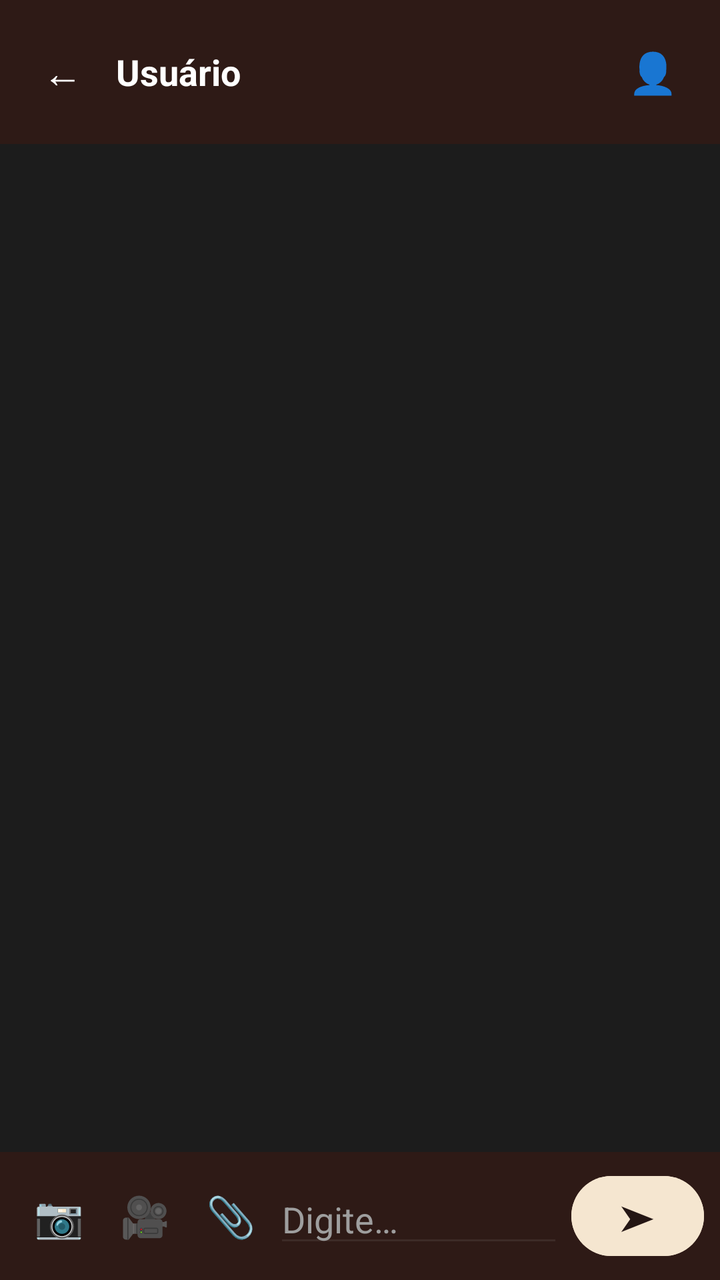
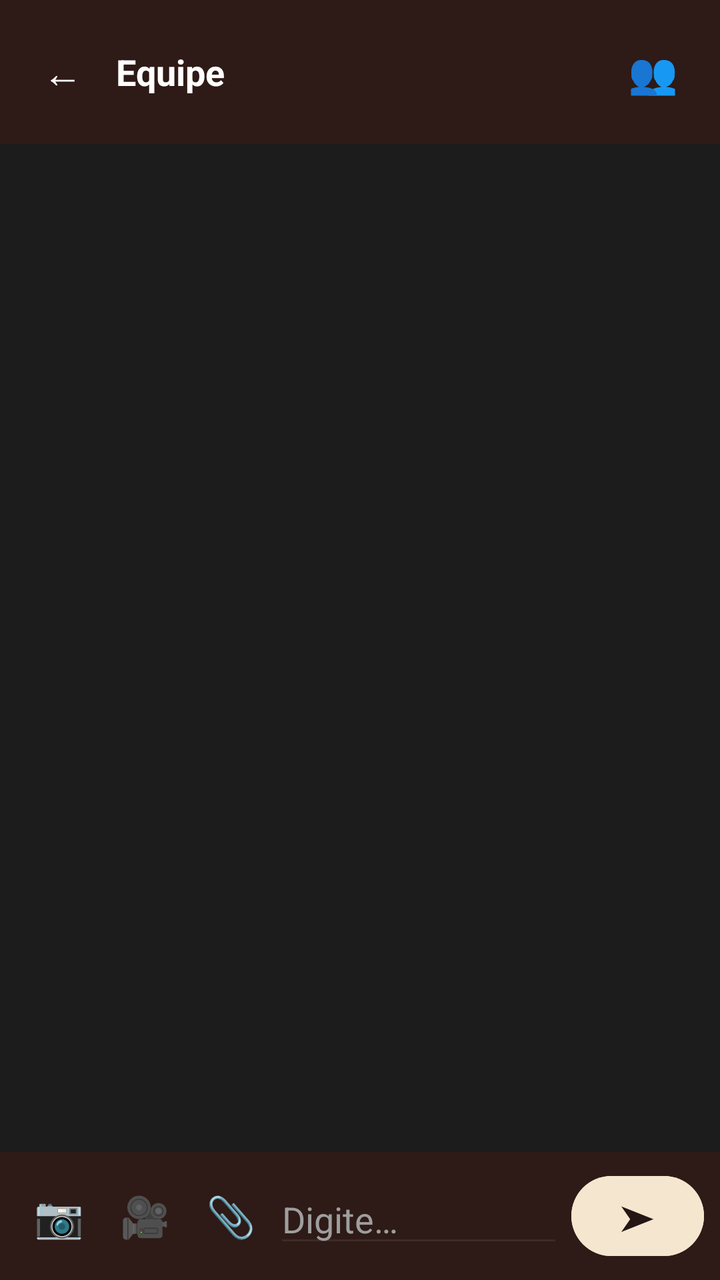

Two renders of the same Android screen: before a commit and after it. Below are the layout's source before the change and the commit's diff.
<!-- AndroidManifest.xml: application theme Theme.CTR -->
<!-- res/layout/activity_chat_equipe.xml -->
<?xml version="1.0" encoding="utf-8"?>
<androidx.constraintlayout.widget.ConstraintLayout xmlns:android="http://schemas.android.com/apk/res/android"
    xmlns:app="http://schemas.android.com/apk/res-auto"
    android:layout_width="match_parent"
    android:layout_height="match_parent"
    android:background="@color/bg_primary"
    android:fitsSystemWindows="true">

    
    <LinearLayout
        android:id="@+id/headerChat"
        android:layout_width="match_parent"
        android:layout_height="wrap_content"
        android:background="@color/bg_surface_light"
        android:gravity="center_vertical"
        android:orientation="horizontal"
        android:padding="12dp"
        app:layout_constraintTop_toTopOf="parent">

        <Button
            android:id="@+id/btnVoltarChat"
            style="@style/Widget.MaterialComponents.Button.TextButton"
            android:layout_width="wrap_content"
            android:layout_height="wrap_content"
            android:minWidth="0dp"
            android:contentDescription="@string/acessibilidade_voltar"
            android:text="←"
            android:textColor="@color/text_primary"
            android:textSize="20sp" />

        <LinearLayout
            android:layout_width="0dp"
            android:layout_height="wrap_content"
            android:layout_marginStart="8dp"
            android:layout_weight="1"
            android:orientation="vertical">

            <TextView
                android:id="@+id/txtNomeOutro"
                android:layout_width="match_parent"
                android:layout_height="wrap_content"
                android:text="@string/chat_placeholder_usuario"
                android:textColor="@color/text_primary"
                android:textSize="18sp"
                android:textStyle="bold" />

            <TextView
                android:id="@+id/txtDigitando"
                android:layout_width="match_parent"
                android:layout_height="wrap_content"
                android:text=""
                android:textColor="@color/accent"
                android:textSize="12sp"
                android:textStyle="italic"
                android:visibility="gone" />

        </LinearLayout>

        <Button
            android:id="@+id/btnVerPerfil"
            style="@style/Widget.MaterialComponents.Button.TextButton"
            android:layout_width="wrap_content"
            android:layout_height="wrap_content"
            android:minWidth="0dp"
            android:contentDescription="@string/acessibilidade_perfil"
            android:text="👤"
            android:textSize="20sp" />

    </LinearLayout>

    
    <androidx.recyclerview.widget.RecyclerView
        android:id="@+id/recyclerMensagens"
        android:layout_width="match_parent"
        android:layout_height="0dp"
        android:clipToPadding="false"
        android:padding="12dp"
        app:layout_constraintBottom_toTopOf="@+id/containerRespondendo"
        app:layout_constraintTop_toBottomOf="@+id/headerChat" />

    
    <LinearLayout
        android:id="@+id/containerRespondendo"
        android:layout_width="match_parent"
        android:layout_height="wrap_content"
        android:background="@color/bg_surface_hover"
        android:orientation="horizontal"
        android:padding="8dp"
        android:visibility="gone"
        app:layout_constraintBottom_toTopOf="@+id/containerInput">

        <View
            android:layout_width="4dp"
            android:layout_height="match_parent"
            android:background="@color/accent" />

        <LinearLayout
            android:layout_width="0dp"
            android:layout_height="wrap_content"
            android:layout_marginStart="8dp"
            android:layout_weight="1"
            android:orientation="vertical">

            <TextView
                android:id="@+id/txtRespondendoA"
                android:layout_width="wrap_content"
                android:layout_height="wrap_content"
                android:text="@string/chat_respondendo_a_placeholder"
                android:textColor="@color/accent"
                android:textSize="12sp"
                android:textStyle="bold" />

            <TextView
                android:id="@+id/txtTextoRespondendo"
                android:layout_width="match_parent"
                android:layout_height="wrap_content"
                android:layout_marginTop="2dp"
                android:ellipsize="end"
                android:maxLines="1"
                android:text="@string/chat_placeholder_mensagem"
                android:textColor="@color/text_secondary"
                android:textSize="12sp" />

        </LinearLayout>

        <Button
            android:id="@+id/btnCancelarResposta"
            style="@style/Widget.MaterialComponents.Button.TextButton"
            android:layout_width="wrap_content"
            android:layout_height="wrap_content"
            android:minWidth="0dp"
            android:padding="8dp"
            android:contentDescription="@string/acessibilidade_cancelar_resposta"
            android:text="✕"
            android:textColor="@color/text_secondary"
            android:textSize="18sp" />

    </LinearLayout>

    
    <LinearLayout
        android:id="@+id/containerInput"
        android:layout_width="match_parent"
        android:layout_height="wrap_content"
        android:background="@color/bg_surface_light"
        android:gravity="center_vertical"
        android:orientation="horizontal"
        android:padding="8dp"
        app:layout_constraintBottom_toBottomOf="parent">

        <Button
            android:id="@+id/btnEnviarFoto"
            style="@style/Widget.MaterialComponents.Button.TextButton"
            android:layout_width="wrap_content"
            android:layout_height="wrap_content"
            android:minWidth="0dp"
            android:contentDescription="@string/acessibilidade_enviar_foto"
            android:text="📷"
            android:textSize="20sp" />

        <Button
            android:id="@+id/btnEnviarVideo"
            style="@style/Widget.MaterialComponents.Button.TextButton"
            android:layout_width="wrap_content"
            android:layout_height="wrap_content"
            android:minWidth="0dp"
            android:contentDescription="@string/acessibilidade_enviar_video"
            android:text="🎥"
            android:textSize="20sp" />

        <Button
            android:id="@+id/btnEnviarArquivo"
            style="@style/Widget.MaterialComponents.Button.TextButton"
            android:layout_width="wrap_content"
            android:layout_height="wrap_content"
            android:minWidth="0dp"
            android:contentDescription="@string/acessibilidade_enviar_arquivo"
            android:text="📎"
            android:textSize="20sp" />

        <EditText
            android:id="@+id/edtMensagem"
            android:layout_width="0dp"
            android:layout_height="wrap_content"
            android:layout_weight="1"
            android:backgroundTint="@color/bg_surface_hover"
            android:hint="@string/chat_hint_digite"
            android:textColor="@color/text_primary"
            android:textColorHint="@color/text_secondary"
            android:inputType="textMultiLine|textCapSentences"
            android:maxLines="8"
            android:maxHeight="150dp"
            android:minLines="1"
            android:scrollHorizontally="false" />

        <Button
            android:id="@+id/btnEnviar"
            android:layout_width="wrap_content"
            android:layout_height="wrap_content"
            android:layout_marginStart="4dp"
            android:backgroundTint="@color/accent"
            android:minWidth="0dp"
            android:contentDescription="@string/acessibilidade_enviar_mensagem"
            android:text="➤"
            android:textColor="@color/accent_dark"
            android:textSize="18sp" />

    </LinearLayout>

</androidx.constraintlayout.widget.ConstraintLayout>
<!-- resources referenced by this layout -->
<resources>
  <color name="accent">#F5E6D0</color>
  <color name="accent_dark">#241614</color>
  <color name="bg_primary">#1C1C1C</color>
  <color name="bg_surface_hover">#3D2B27</color>
  <color name="bg_surface_light">#2E1A16</color>
  <color name="text_primary">#FFFFFF</color>
  <color name="text_secondary">#9E9E9E</color>
  <string name="acessibilidade_cancelar_resposta">Cancelar resposta</string>
  <string name="acessibilidade_enviar_arquivo">Enviar arquivo</string>
  <string name="acessibilidade_enviar_foto">Enviar foto</string>
  <string name="acessibilidade_enviar_mensagem">Enviar mensagem</string>
  <string name="acessibilidade_enviar_video">Enviar vídeo</string>
  <string name="acessibilidade_perfil">Ver perfil</string>
  <string name="acessibilidade_voltar">Voltar</string>
  <string name="chat_hint_digite">Digite…</string>
  <string name="chat_placeholder_mensagem">Mensagem</string>
  <string name="chat_placeholder_usuario">Usuário</string>
  <string name="chat_respondendo_a_placeholder">Respondendo a…</string>
  <style name="Theme.CTR" parent="Theme.MaterialComponents.DayNight.NoActionBar">
          <item name="colorPrimary">#3D2B27</item>
          <item name="colorPrimaryVariant">#2E1A16</item>
          <item name="colorOnPrimary">@android:color/white</item>
          <item name="colorSecondary">#F5E6D0</item>
          <item name="colorSecondaryVariant">#3D2B27</item>
          <item name="colorOnSecondary">#241614</item>
          <item name="android:windowBackground">#1C1C1C</item>
          <item name="android:statusBarColor">#1C1C1C</item>
          <item name="android:navigationBarColor">#1C1C1C</item>
          <item name="android:textColor">@android:color/white</item>
          <item name="android:windowSoftInputMode">adjustResize</item>
      </style>
</resources>

<!-- the commit's change to res/layout/activity_chat_equipe.xml (unified diff, before → after) -->
@@ -8,7 +8,7 @@
 
     
     <LinearLayout
-        android:id="@+id/headerChat"
+        android:id="@+id/headerChatEquipe"
         android:layout_width="match_parent"
         android:layout_height="wrap_content"
         android:background="@color/bg_surface_light"
@@ -18,7 +18,7 @@
         app:layout_constraintTop_toTopOf="parent">
 
         <Button
-            android:id="@+id/btnVoltarChat"
+            android:id="@+id/btnVoltarChatEquipe"
             style="@style/Widget.MaterialComponents.Button.TextButton"
             android:layout_width="wrap_content"
             android:layout_height="wrap_content"
@@ -36,18 +36,22 @@
             android:orientation="vertical">
 
             <TextView
-                android:id="@+id/txtNomeOutro"
+                android:id="@+id/txtNomeEquipeChat"
                 android:layout_width="match_parent"
                 android:layout_height="wrap_content"
-                android:text="@string/chat_placeholder_usuario"
+                android:ellipsize="end"
+                android:maxLines="1"
+                android:text="@string/equipe_default_nome"
                 android:textColor="@color/text_primary"
                 android:textSize="18sp"
                 android:textStyle="bold" />
 
             <TextView
-                android:id="@+id/txtDigitando"
+                android:id="@+id/txtDigitandoEquipe"
                 android:layout_width="match_parent"
                 android:layout_height="wrap_content"
+                android:ellipsize="end"
+                android:maxLines="1"
                 android:text=""
                 android:textColor="@color/accent"
                 android:textSize="12sp"
@@ -57,37 +61,37 @@
         </LinearLayout>
 
         <Button
-            android:id="@+id/btnVerPerfil"
-            style="@style/Widget.MaterialComponents.Button.TextButton"
-            android:layout_width="wrap_content"
-            android:layout_height="wrap_content"
-            android:minWidth="0dp"
-            android:contentDescription="@string/acessibilidade_perfil"
-            android:text="👤"
+            android:id="@+id/btnVerGrupos"
+            style="@style/Widget.MaterialComponents.Button.TextButton"
+            android:layout_width="wrap_content"
+            android:layout_height="wrap_content"
+            android:minWidth="0dp"
+            android:contentDescription="@string/acessibilidade_grupos"
+            android:text="👥"
             android:textSize="20sp" />
 
     </LinearLayout>
 
     
     <androidx.recyclerview.widget.RecyclerView
-        android:id="@+id/recyclerMensagens"
+        android:id="@+id/recyclerMensagensEquipe"
         android:layout_width="match_parent"
         android:layout_height="0dp"
         android:clipToPadding="false"
         android:padding="12dp"
-        app:layout_constraintBottom_toTopOf="@+id/containerRespondendo"
-        app:layout_constraintTop_toBottomOf="@+id/headerChat" />
+        app:layout_constraintBottom_toTopOf="@+id/containerRespondendoEquipe"
+        app:layout_constraintTop_toBottomOf="@+id/headerChatEquipe" />
 
     
     <LinearLayout
-        android:id="@+id/containerRespondendo"
+        android:id="@+id/containerRespondendoEquipe"
         android:layout_width="match_parent"
         android:layout_height="wrap_content"
         android:background="@color/bg_surface_hover"
         android:orientation="horizontal"
         android:padding="8dp"
         android:visibility="gone"
-        app:layout_constraintBottom_toTopOf="@+id/containerInput">
+        app:layout_constraintBottom_toTopOf="@+id/containerInputEquipe">
 
         <View
             android:layout_width="4dp"
@@ -102,7 +106,7 @@
             android:orientation="vertical">
 
             <TextView
-                android:id="@+id/txtRespondendoA"
+                android:id="@+id/txtRespondendoAEquipe"
                 android:layout_width="wrap_content"
                 android:layout_height="wrap_content"
                 android:text="@string/chat_respondendo_a_placeholder"
@@ -111,7 +115,7 @@
                 android:textStyle="bold" />
 
             <TextView
-                android:id="@+id/txtTextoRespondendo"
+                android:id="@+id/txtTextoRespondendoEquipe"
                 android:layout_width="match_parent"
                 android:layout_height="wrap_content"
                 android:layout_marginTop="2dp"
@@ -124,7 +128,7 @@
         </LinearLayout>
 
         <Button
-            android:id="@+id/btnCancelarResposta"
+            android:id="@+id/btnCancelarRespostaEquipe"
             style="@style/Widget.MaterialComponents.Button.TextButton"
             android:layout_width="wrap_content"
             android:layout_height="wrap_content"
@@ -139,7 +143,7 @@
 
     
     <LinearLayout
-        android:id="@+id/containerInput"
+        android:id="@+id/containerInputEquipe"
         android:layout_width="match_parent"
         android:layout_height="wrap_content"
         android:background="@color/bg_surface_light"
@@ -149,7 +153,7 @@
         app:layout_constraintBottom_toBottomOf="parent">
 
         <Button
-            android:id="@+id/btnEnviarFoto"
+            android:id="@+id/btnEnviarFotoEquipe"
             style="@style/Widget.MaterialComponents.Button.TextButton"
             android:layout_width="wrap_content"
             android:layout_height="wrap_content"
@@ -159,7 +163,7 @@
             android:textSize="20sp" />
 
         <Button
-            android:id="@+id/btnEnviarVideo"
+            android:id="@+id/btnEnviarVideoEquipe"
             style="@style/Widget.MaterialComponents.Button.TextButton"
             android:layout_width="wrap_content"
             android:layout_height="wrap_content"
@@ -169,7 +173,7 @@
             android:textSize="20sp" />
 
         <Button
-            android:id="@+id/btnEnviarArquivo"
+            android:id="@+id/btnEnviarArquivoEquipe"
             style="@style/Widget.MaterialComponents.Button.TextButton"
             android:layout_width="wrap_content"
             android:layout_height="wrap_content"
@@ -179,7 +183,7 @@
             android:textSize="20sp" />
 
         <EditText
-            android:id="@+id/edtMensagem"
+            android:id="@+id/edtMensagemEquipe"
             android:layout_width="0dp"
             android:layout_height="wrap_content"
             android:layout_weight="1"
@@ -194,7 +198,7 @@
             android:scrollHorizontally="false" />
 
         <Button
-            android:id="@+id/btnEnviar"
+            android:id="@+id/btnEnviarMensagemEquipe"
             android:layout_width="wrap_content"
             android:layout_height="wrap_content"
             android:layout_marginStart="4dp"
<!-- resource entries referenced after the edit -->
@@ -12,12 +12,12 @@
   <string name="acessibilidade_enviar_foto">Enviar foto</string>
   <string name="acessibilidade_enviar_mensagem">Enviar mensagem</string>
   <string name="acessibilidade_enviar_video">Enviar vídeo</string>
-  <string name="acessibilidade_perfil">Ver perfil</string>
+  <string name="acessibilidade_grupos">Ver grupos</string>
   <string name="acessibilidade_voltar">Voltar</string>
   <string name="chat_hint_digite">Digite…</string>
   <string name="chat_placeholder_mensagem">Mensagem</string>
-  <string name="chat_placeholder_usuario">Usuário</string>
   <string name="chat_respondendo_a_placeholder">Respondendo a…</string>
+  <string name="equipe_default_nome">Equipe</string>
   <style name="Theme.CTR" parent="Theme.MaterialComponents.DayNight.NoActionBar">
           <item name="colorPrimary">#3D2B27</item>
           <item name="colorPrimaryVariant">#2E1A16</item>
